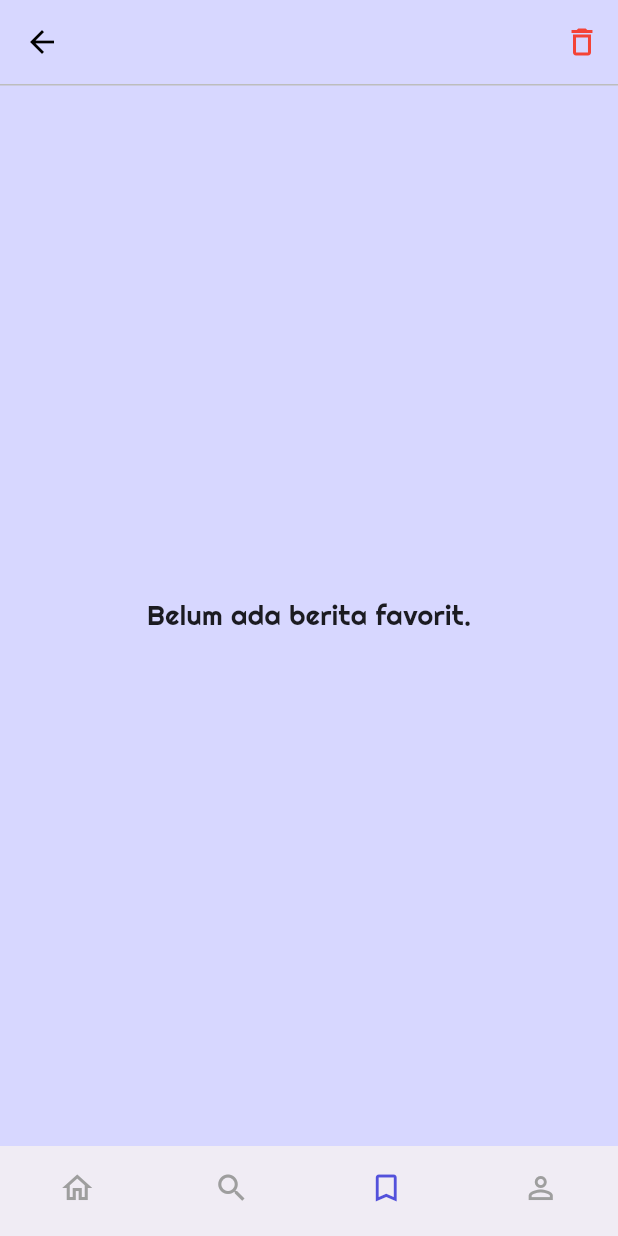
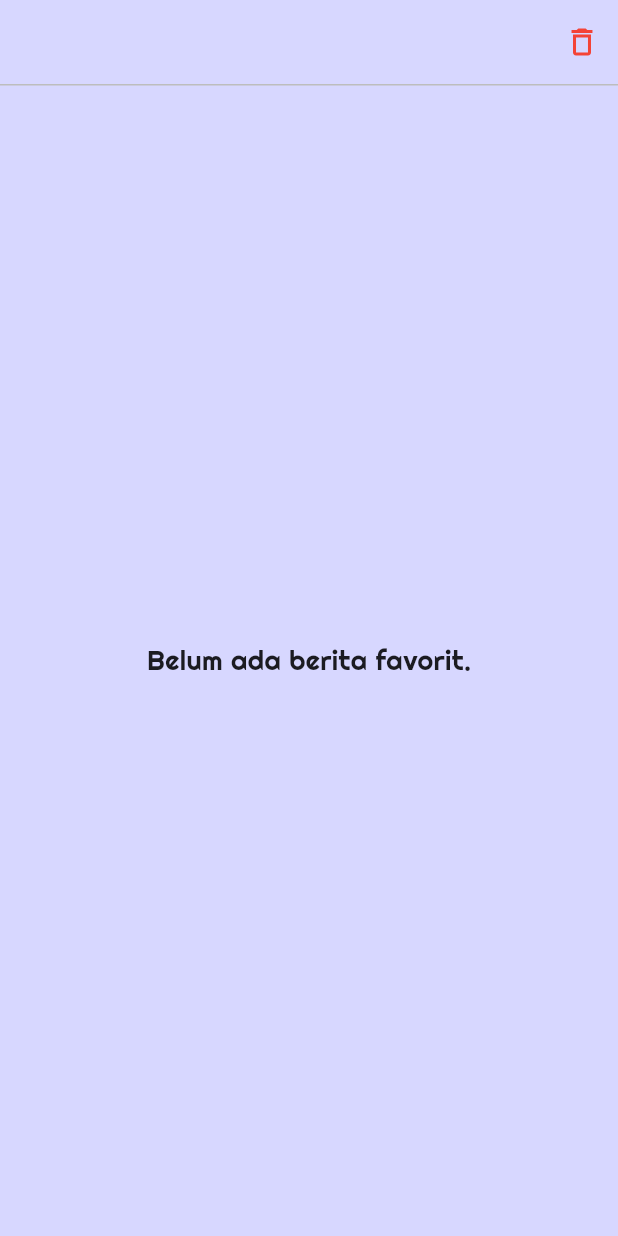
Before and after one commit to Mellias/project_ppm, a Flutter app: the SimpanBerita screen opened directly, on a phone screen of 412 x 824 dp. Run offline on Flutter 3.47's test engine with Material 3 defaults, Android fonts, the phone set to English and light mode, and no system bars.

Commit message:
fix bottom navigation bar to enable page switching and remove back arrow icon from simpan_berita.dart

```diff
--- a/anime_hype/lib/simpan_berita.dart
+++ b/anime_hype/lib/simpan_berita.dart
@@ -15,15 +15,16 @@ class _SimpanBeritaState extends State<SimpanBerita> {
     return Scaffold(
       backgroundColor: const Color(0xFFD7D7FF),
       appBar: AppBar(
+        automaticallyImplyLeading: false,
         backgroundColor: const Color(0xFFD7D7FF),
         elevation: 0,
-        leading: IconButton(
-          icon: const Icon(Icons.arrow_back),
-          color: Colors.black,
-          onPressed: () {
-            Navigator.pop(context);
-          },
-        ),
+        // leading: IconButton(
+        //   icon: const Icon(Icons.arrow_back),
+        //   color: Colors.black,
+        //   onPressed: () {
+        //     Navigator.pop(context);
+        //   },
+        // ),
         actions: [
           IconButton(
             icon: const Icon(Icons.delete_outline),
@@ -119,19 +120,19 @@ class _SimpanBeritaState extends State<SimpanBerita> {
           );
         },
       ),
-      bottomNavigationBar: NavigationBar(
-        height: 60,
-        selectedIndex: 2,
-        onDestinationSelected: (int index) {
-          // Navigasi antar halaman
-        },
-        destinations: const [
-          NavigationDestination(icon: Icon(Icons.home_outlined), label: ''),
-          NavigationDestination(icon: Icon(Icons.search_outlined), label: ''),
-          NavigationDestination(icon: Icon(Icons.bookmark_outline), label: ''),
-          NavigationDestination(icon: Icon(Icons.person_outline), label: ''),
-        ],
-      ),
+      // bottomNavigationBar: NavigationBar(
+      //   height: 60,
+      //   selectedIndex: 2,
+      //   onDestinationSelected: (int index) {
+      //     // Navigasi antar halaman
+      //   },
+      //   destinations: const [
+      //     NavigationDestination(icon: Icon(Icons.home_outlined), label: ''),
+      //     NavigationDestination(icon: Icon(Icons.search_outlined), label: ''),
+      //     NavigationDestination(icon: Icon(Icons.bookmark_outline), label: ''),
+      //     NavigationDestination(icon: Icon(Icons.person_outline), label: ''),
+      //   ],
+      // ),
     );
   }
 }
```
Also changed, not shown: anime_hype/lib/beranda.dart (+13 -13 lines), anime_hype/lib/detail_berita.dart (+13 -13 lines), anime_hype/lib/main.dart (+13 -13 lines), anime_hype/lib/main_screen.dart (added, +47 -0 lines).
